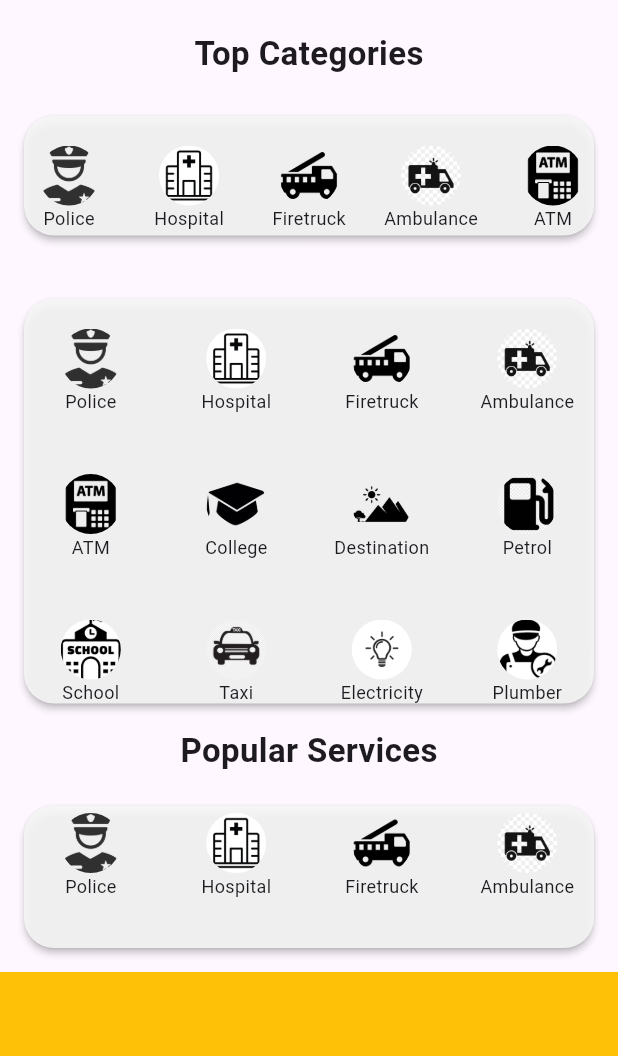
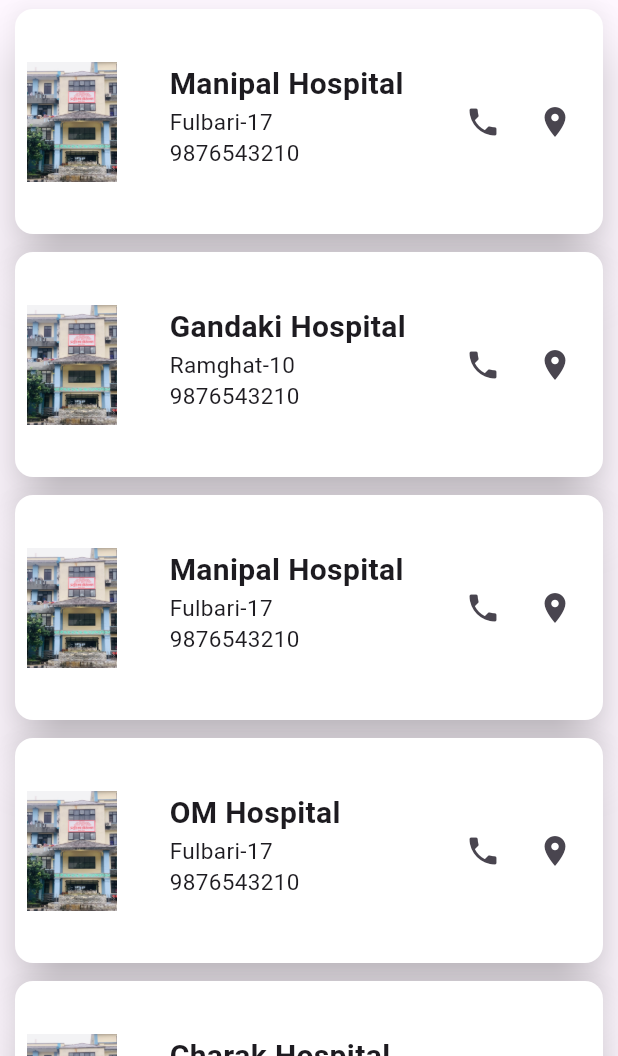
Before and after one commit to Suman8175/Hamro-Pokhara, a Flutter app: the HomeScreen screen opened directly, after a tap on "Police", on a phone screen of 412 x 824 dp, the part 180-1236 px from its top. Run offline on Flutter 3.47's test engine with Material 3 defaults, Android fonts, the phone set to English and light mode, and no system bars; our stand-ins replace easy_localization, shared_preferences; accounts and stored records are empty.

Commit message:
dataListing for hospital

```diff
--- a/assets/json_files/listing/listing.json
+++ b/assets/json_files/listing/listing.json
@@ -0,0 +1,59 @@
+{
+  "hospital": [
+    {
+      "hospital_name": "Manipal Hospital",
+      "image_url": "assets/images/gandaki.jpg",
+      "Location": "Fulbari-17",
+      "PhoneNo": "9876543210"
+    },
+    {
+      "hospital_name": "Gandaki Hospital",
+      "image_url": "assets/images/gandaki.jpg",
+      "Location": "Ramghat-10",
+      "PhoneNo": "9876543210"
+    },
+    {
+      "hospital_name": "Manipal Hospital",
+      "image_url": "assets/images/gandaki.jpg",
+      "Location": "Fulbari-17",
+      "PhoneNo": "9876543210"
+    },
+    {
+      "hospital_name": "OM Hospital",
+      "image_url": "assets/images/gandaki.jpg",
+      "Location": "Fulbari-17",
+      "PhoneNo": "9876543210"
+    },
+    {
+      "hospital_name": "Charak Hospital",
+      "image_url": "assets/images/gandaki.jpg",
+      "Location": "Fulbari-17",
+      "PhoneNo": "9876543210"
+    },
+    {
+      "hospital_name": "Parkland Hospital",
+      "image_url": "assets/images/gandaki.jpg",
+      "Location": "Fulbari-17",
+      "PhoneNo": "9876543210"
+    },
+
+    {
+      "hospital_name": "OM Hospital",
+      "image_url": "assets/images/gandaki.jpg",
+      "Location": "Fulbari-17",
+      "PhoneNo": "9876543210"
+    },
+    {
+      "hospital_name": "Charak Hospital",
+      "image_url": "assets/images/gandaki.jpg",
+      "Location": "Fulbari-17",
+      "PhoneNo": "9876543210"
+    },
+    {
+      "hospital_name": "Parkland Hospital",
+      "image_url": "assets/images/gandaki.jpg",
+      "Location": "Fulbari-17",
+      "PhoneNo": "9876543210"
+    }
+  ]
+}
--- /dev/null
+++ b/lib/features/screens/home_screen/dataListing/data_listing.dart
@@ -0,0 +1,218 @@
+import 'dart:convert';
+
+import 'package:flutter/material.dart';
+
+class HospitalDataModel {
+  final String hospitalName;
+  final String imageUrl;
+  final String location;
+  final String phoneNo;
+
+  HospitalDataModel({
+    required this.hospitalName,
+    required this.imageUrl,
+    required this.location,
+    required this.phoneNo,
+  });
+
+  factory HospitalDataModel.fromJson(Map<String, dynamic> json) {
+    return HospitalDataModel(
+      hospitalName: json['hospital_name'],
+      imageUrl: json['image_url'],
+      location: json['Location'],
+      phoneNo: json['PhoneNo'],
+    );
+  }
+}
+
+class DataListing extends StatefulWidget {
+  const DataListing({super.key});
+
+  @override
+  // ignore: library_private_types_in_public_api
+  _DataListingState createState() => _DataListingState();
+}
+
+class _DataListingState extends State<DataListing> {
+  @override
+  Widget build(BuildContext context) {
+    return Scaffold(
+      body: Column(
+        children: [
+          Container(
+            decoration: const BoxDecoration(
+                color: Colors.deepPurple,
+                borderRadius:
+                    BorderRadius.vertical(bottom: Radius.circular(40))),
+            padding: const EdgeInsets.all(8.0),
+            child: Column(
+              mainAxisAlignment: MainAxisAlignment.center,
+              children: [
+                const SizedBox(
+                  height: 20,
+                ),
+                const Text(
+                  'Hamro Pokhara',
+                  style: TextStyle(
+                    fontSize: 24,
+                    fontWeight: FontWeight.bold,
+                    color: Colors.white,
+                  ),
+                ),
+                const SizedBox(height: 8),
+                Container(
+                  height: 42,
+                  margin: const EdgeInsets.only(left: 15),
+                  child: TextFormField(
+                    decoration: InputDecoration(
+                      prefixIcon: InkWell(
+                        onTap: () {},
+                        child: const Padding(
+                          padding: EdgeInsets.only(
+                            left: 6,
+                          ),
+                          child: Icon(
+                            Icons.search,
+                            color: Colors.black,
+                            size: 23,
+                          ),
+                        ),
+                      ),
+                      filled: true,
+                      fillColor: Colors.white,
+                      contentPadding: const EdgeInsets.only(top: 10),
+                      border: const OutlineInputBorder(
+                        borderRadius: BorderRadius.all(
+                          Radius.circular(12),
+                        ),
+                        borderSide: BorderSide.none,
+                      ),
+                      enabledBorder: const OutlineInputBorder(
+                        borderRadius: BorderRadius.all(
+                          Radius.circular(7),
+                        ),
+                        borderSide: BorderSide(
+                          color: Colors.black38,
+                          width: 1.2,
+                        ),
+                      ),
+                      hintText: 'Search',
+                      hintStyle: const TextStyle(
+                        fontWeight: FontWeight.w500,
+                        fontSize: 17,
+                      ),
+                    ),
+                  ),
+                ),
+              ],
+            ),
+          ),
+          Expanded(
+            child: FutureBuilder(
+              future: readJsonData(),
+              builder: (context, data) {
+                if (data.hasError) {
+                  return Center(child: Text("${data.error}"));
+                } else if (data.hasData) {
+                  var hospitals = data.data as List<HospitalDataModel>;
+                  int itemCount = hospitals.length;
+                  return ListView.builder(
+                    itemCount: itemCount,
+                    itemBuilder: (context, index) {
+                      return Card(
+                        elevation: 15,
+                        color: Color.fromARGB(255, 255, 255, 255),
+                        margin: const EdgeInsets.symmetric(
+                            horizontal: 10, vertical: 6),
+                        child: Container(
+                          height: 150,
+                          padding: const EdgeInsets.all(8),
+                          child: Row(
+                            mainAxisAlignment: MainAxisAlignment.spaceBetween,
+                            crossAxisAlignment: CrossAxisAlignment.center,
+                            children: [
+                              SizedBox(
+                                // width: 50,
+                                height: 80,
+                                child: Image.asset(
+                                  hospitals[index].imageUrl,
+                                  fit: BoxFit.fill,
+                                ),
+                              ),
+                              Expanded(
+                                child: Container(
+                                  padding: const EdgeInsets.only(
+                                      left: 35, bottom: 8),
+                                  child: Column(
+                                    mainAxisAlignment: MainAxisAlignment.center,
+                                    crossAxisAlignment:
+                                        CrossAxisAlignment.start,
+                                    children: [
+                                      Text(
+                                        hospitals[index].hospitalName,
+                                        style: const TextStyle(
+                                          fontSize: 20,
+                                          fontWeight: FontWeight.bold,
+                                        ),
+                                      ),
+                                      Text(
+                                        hospitals[index].location,
+                                        style: const TextStyle(
+                                          fontSize: 15,
+                                        ),
+                                      ),
+                                      Text(
+                                        hospitals[index].phoneNo,
+                                        style: const TextStyle(
+                                          fontSize: 15,
+                                        ),
+                                      ),
+                                    ],
+                                  ),
+                                ),
+                              ),
+                              Row(
+                                children: [
+                                  IconButton(
+                                    icon: const Icon(Icons.phone),
+                                    onPressed: () {
+                                      // Add phone icon click action here
+                                      print('Phone icon clicked');
+                                    },
+                                  ),
+                                  IconButton(
+                                    icon: const Icon(Icons.location_on),
+                                    onPressed: () {
+                                      // Add location icon click action here
+                                      print('Location icon clicked');
+                                    },
+                                  ),
+                                ],
+                              ),
+                            ],
+                          ),
+                        ),
+                      );
+                    },
+                  );
+                } else {
+                  return const Center(
+                    child: CircularProgressIndicator(),
+                  );
+                }
+              },
+            ),
+          ),
+        ],
+      ),
+    );
+  }
+
+  Future<List<HospitalDataModel>> readJsonData() async {
+    final jsondata = await DefaultAssetBundle.of(context)
+        .loadString('assets/json_files/listing/listing.json');
+    final Map<String, dynamic> jsonDataMap = json.decode(jsondata);
+    final List<dynamic> hospitalList = jsonDataMap['hospital'];
+    return hospitalList.map((e) => HospitalDataModel.fromJson(e)).toList();
+  }
+}
--- a/lib/features/screens/home_screen/top_categories.dart
+++ b/lib/features/screens/home_screen/top_categories.dart
@@ -1,5 +1,6 @@
 import 'package:flutter/material.dart';
 import 'package:yhhhamropokhara/core/constants/global_variables.dart';
+import 'package:yhhhamropokhara/features/screens/home_screen/dataListing/data_listing.dart';
 
 class TopCategories extends StatelessWidget {
   const TopCategories({Key? key}) : super(key: key);
@@ -21,7 +22,8 @@ class TopCategories extends StatelessWidget {
             itemBuilder: (context, index) {
               return GestureDetector(
                 onTap: () {
-                  print(GlobalVariables.categoryImages[index]['title']!);
+                  Navigator.of(context).push(
+                      MaterialPageRoute(builder: (context) => DataListing()));
                 },
                 child: Padding(
                   padding: EdgeInsets.only(right: 20),
--- a/lib/main.dart
+++ b/lib/main.dart
@@ -1,5 +1,7 @@
 import 'package:easy_localization/easy_localization.dart';
 import 'package:flutter/material.dart';
+import 'package:yhhhamropokhara/features/screens/home_screen/dataListing/data_listing.dart';
+import 'package:yhhhamropokhara/features/screens/home_screen/homepage.dart';
 import 'package:yhhhamropokhara/features/screens/splash_screen/splash_screen.dart';
 
 void main() async {
@@ -28,7 +30,7 @@ class MyApp extends StatelessWidget {
       supportedLocales: context.supportedLocales,
       locale: context.locale,
       debugShowCheckedModeBanner: false,
-      home: const SplashScreen(),
+      home: HomeScreen(),
     );
   }
 }
--- a/pubspec.yaml
+++ b/pubspec.yaml
@@ -62,6 +62,7 @@ flutter:
   # To add assets to your application, add an assets section, like this:
   assets:
     - assets/json_files/color/color.json
+    - assets/json_files/listing/listing.json
     - assets/translations/
     - assets/images/
 
```
Also changed, not shown: assets/images/gandaki.jpg (added).
